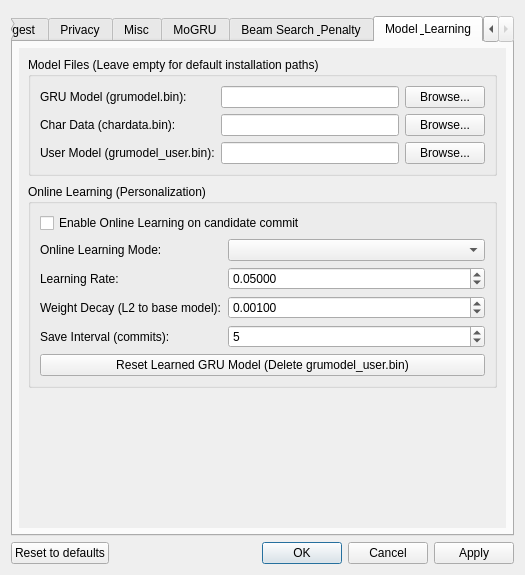
Above: src/gui/config_dialog/config_dialog.ui from lambda-haru/MoGRU before the change. Below: the same form after it.
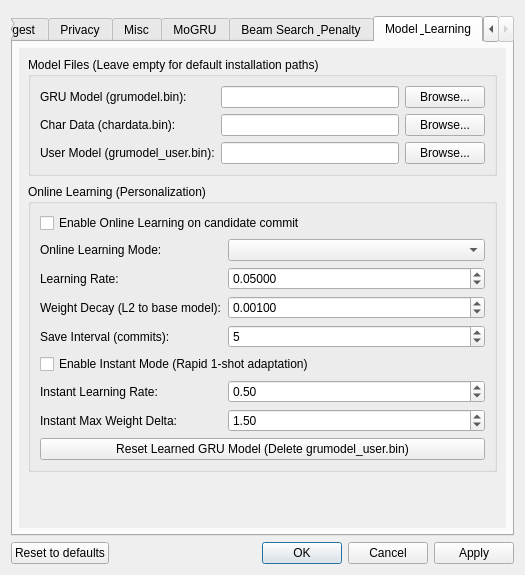
That is the form after the change. The open tabs and pages were chosen to show the change. Custom widgets are drawn as their Qt base class.

Commit message: feat: Add instant mode and profile switching functionality to GRU model

```diff
--- a/src/gui/config_dialog/config_dialog.ui
+++ b/src/gui/config_dialog/config_dialog.ui
@@ -2525,6 +2525,65 @@
                  </widget>
                 </item>
                 <item row="5" column="0" colspan="2">
+                 <widget class="QCheckBox" name="enableInstantModeCheckBox">
+                  <property name="text">
+                   <string>Enable Instant Mode (Rapid 1-shot adaptation)</string>
+                  </property>
+                 </widget>
+                </item>
+                <item row="6" column="0">
+                 <widget class="QLabel" name="instantLearningRateLabel">
+                  <property name="text">
+                   <string>Instant Learning Rate:</string>
+                  </property>
+                 </widget>
+                </item>
+                <item row="6" column="1">
+                 <widget class="QDoubleSpinBox" name="instantLearningRateSpinBox">
+                  <property name="decimals">
+                   <number>2</number>
+                  </property>
+                  <property name="minimum">
+                   <double>0.010000000000000</double>
+                  </property>
+                  <property name="maximum">
+                   <double>5.000000000000000</double>
+                  </property>
+                  <property name="singleStep">
+                   <double>0.050000000000000</double>
+                  </property>
+                  <property name="value">
+                   <double>0.500000000000000</double>
+                  </property>
+                 </widget>
+                </item>
+                <item row="7" column="0">
+                 <widget class="QLabel" name="instantMaxWeightDeltaLabel">
+                  <property name="text">
+                   <string>Instant Max Weight Delta:</string>
+                  </property>
+                 </widget>
+                </item>
+                <item row="7" column="1">
+                 <widget class="QDoubleSpinBox" name="instantMaxWeightDeltaSpinBox">
+                  <property name="decimals">
+                   <number>2</number>
+                  </property>
+                  <property name="minimum">
+                   <double>0.050000000000000</double>
+                  </property>
+                  <property name="maximum">
+                   <double>10.000000000000000</double>
+                  </property>
+                  <property name="singleStep">
+                   <double>0.100000000000000</double>
+                  </property>
+                  <property name="value">
+                   <double>1.500000000000000</double>
+                  </property>
+                 </widget>
+                </item>
+                <item row="8" column="0" colspan="2">
                  <widget class="QPushButton" name="resetGruUserModelButton">
                   <property name="text">
                    <string>Reset Learned GRU Model (Delete grumodel_user.bin)</string>
```
Left out of the diff: 36 changed lines with no effect on the pictures. The commit also changes 11 other files.
